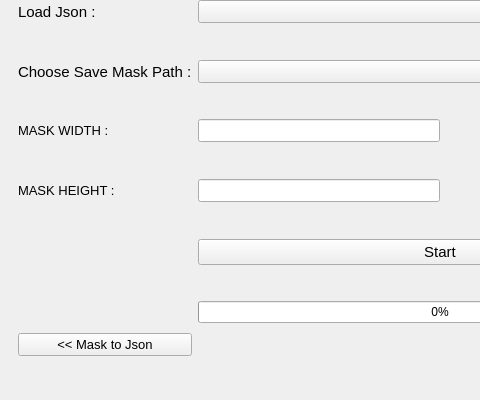
This is mask_json_convert.ui in bunyaminbingol/Mask-to-json-to-mask as Qt 5 draws it before an edit; both pictures show x 0 to 480 and y 136 to 536 of the 700 by 536 pixel window. The edited form follows.
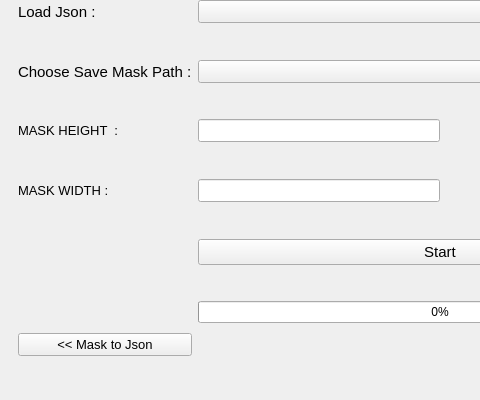
This is the edited form. Icons and pictures are not drawn.

Diff of the .ui file:
```diff
--- a/mask_json_convert.ui
+++ b/mask_json_convert.ui
@@ -412,7 +412,7 @@
              </font>
             </property>
             <property name="text">
-             <string>MASK WIDTH :</string>
+             <string>MASK HEIGHT  :</string>
             </property>
            </widget>
           </item>
@@ -534,7 +534,7 @@
              </font>
             </property>
             <property name="text">
-             <string>MASK HEIGHT :</string>
+             <string>MASK WIDTH :</string>
             </property>
            </widget>
           </item>
```
